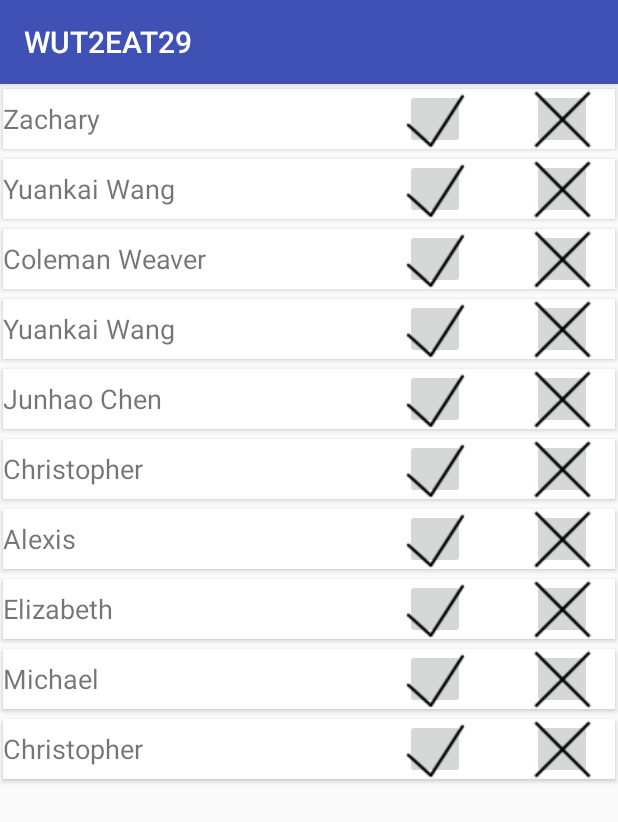
After one commit to LlGOuDaN/WUT2EAT29, an Android app: the fragment InvitationFragment shown on its own in the app's theme, on a phone screen of 412 x 824 dp. The commit adds this screen. Shown: the top 822 px of the screen. Run offline under Robolectric (Android 15) with nearby library versions, the phone set to English and light mode, and no system bars.

Commit message:
Made the Invitation Page
Made recycler views and set adapter

```diff
--- a/Project/app/src/main/java/com/example/l8411/wut2eat29/Activity/MapsActivity.java
+++ b/Project/app/src/main/java/com/example/l8411/wut2eat29/Activity/MapsActivity.java
@@ -187,7 +187,7 @@ public class MapsActivity extends AppCompatActivity implements OnMapReadyCallbac
         }
 
         if (id == R.id.action_Invitation) {
-
+            viewPager.setCurrentItem(4);
             return true;
         }
 
--- /dev/null
+++ b/Project/app/src/main/java/com/example/l8411/wut2eat29/Adapter/InvitationNameAdapter.java
@@ -0,0 +1,100 @@
+package com.example.l8411.wut2eat29.Adapter;
+
+import android.content.Context;
+import android.support.v7.widget.RecyclerView;
+import android.view.LayoutInflater;
+import android.view.View;
+import android.view.ViewGroup;
+import android.widget.TextView;
+
+import com.example.l8411.wut2eat29.R;
+
+import java.util.ArrayList;
+import java.util.Random;
+
+/**
+ * Created by chenj11 on 3/23/2018.
+ */
+
+public class InvitationNameAdapter extends RecyclerView.Adapter<InvitationNameAdapter.ViewHolder> {
+    private Context mContext;
+    private RecyclerView mRecyclerView;
+    final ArrayList<String> mNames = new ArrayList<>();
+    private Random mRandom = new Random();
+    public InvitationNameAdapter(Context context, RecyclerView RV) {
+        mRecyclerView = RV;
+        mContext = context;
+        for (int i = 0; i < 10; i++) {
+            mNames.add(getRandomName());
+
+        }
+    }
+
+
+    private String getRandomName() {
+        String[] names = new String[]{
+                "Junhao Chen", "Yifei Li", "Yilun Wu", "Xin Xiao", "Yuankai Wang",
+                "Coleman Weaver", "", "Hailey", "Alexis", "Elizabeth",
+                "Michael", "Jacob", "Matthew", "Nicholas", "Christopher",
+                "Joseph", "Zachary", "Joshua", "Andrew", "William"
+        };
+        return names[mRandom.nextInt(names.length)];
+    }
+
+
+
+
+
+
+
+    @Override
+    public InvitationNameAdapter.ViewHolder onCreateViewHolder(ViewGroup parent, int viewType) {
+        View itemView = LayoutInflater.from(parent.getContext()).inflate(R.layout.invitation_view,parent,false);
+        return new ViewHolder(itemView);
+    }
+
+    @Override
+    public void onBindViewHolder(InvitationNameAdapter.ViewHolder holder, int position) {
+        String name = mNames.get(position);
+        holder.nameTextView.setText(name);
+    }
+
+
+    @Override
+    public int getItemCount() {
+        return mNames.size();
+    }
+
+
+
+
+    public void addName(){
+        mNames.add(0,getRandomName());
+        notifyItemInserted(0);
+        mRecyclerView.getLayoutManager().scrollToPosition(0);
+
+
+    }
+    public void deleteName(int position) {
+        mNames.remove(position);
+
+        notifyItemRemoved(position);
+    }
+
+    public class ViewHolder extends RecyclerView.ViewHolder{
+        TextView nameTextView;
+
+        public ViewHolder(View view){
+            super(view);
+            view.setOnLongClickListener(new View.OnLongClickListener() {
+                @Override
+                public boolean onLongClick(View view) {
+                    deleteName(getAdapterPosition());
+                    return false;
+                }
+            });
+            nameTextView = (TextView) view.findViewById(R.id.Iname_view);
+
+        }
+    }
+}
--- a/Project/app/src/main/java/com/example/l8411/wut2eat29/Adapter/NavigationPagerAdapter.java
+++ b/Project/app/src/main/java/com/example/l8411/wut2eat29/Adapter/NavigationPagerAdapter.java
@@ -8,6 +8,7 @@ import android.support.v4.app.FragmentPagerAdapter;
 
 import com.example.l8411.wut2eat29.Fragment.AddContactFragment;
 import com.example.l8411.wut2eat29.Fragment.FriendListFragment;
+import com.example.l8411.wut2eat29.Fragment.InvitationFragment;
 import com.example.l8411.wut2eat29.Fragment.ProfileFragment;
 import com.example.l8411.wut2eat29.Model.UserProfile;
 import com.google.android.gms.maps.SupportMapFragment;
@@ -30,6 +31,7 @@ public class NavigationPagerAdapter extends FragmentPagerAdapter {
         String[] top3 = {"Aa", "Bb", "Cc"};
         mList.add(ProfileFragment.newInstance(new UserProfile(001,top3, new ArrayList<String>(), new ArrayList<String>())));
         mList.add(AddContactFragment.newInstance());
+        mList.add(InvitationFragment.newInstance());
     }
 
 
--- /dev/null
+++ b/Project/app/src/main/java/com/example/l8411/wut2eat29/Fragment/InvitationFragment.java
@@ -0,0 +1,116 @@
+package com.example.l8411.wut2eat29.Fragment;
+
+import android.content.Context;
+import android.net.Uri;
+import android.os.Bundle;
+import android.app.Fragment;
+import android.support.v7.widget.LinearLayoutManager;
+import android.support.v7.widget.RecyclerView;
+import android.view.LayoutInflater;
+import android.view.View;
+import android.view.ViewGroup;
+
+import com.example.l8411.wut2eat29.Adapter.FriendsAdapter;
+import com.example.l8411.wut2eat29.Adapter.InvitationNameAdapter;
+import com.example.l8411.wut2eat29.R;
+
+
+/**
+ * A simple {@link Fragment} subclass.
+ * Activities that contain this fragment must implement the
+ * {@link InvitationFragment.OnFragmentInteractionListener} interface
+ * to handle interaction events.
+ * Use the {@link InvitationFragment#newInstance} factory method to
+ * create an instance of this fragment.
+ */
+public class InvitationFragment extends android.support.v4.app.Fragment  {
+    // TODO: Rename parameter arguments, choose names that match
+    // the fragment initialization parameters, e.g. ARG_ITEM_NUMBER
+    private static final String ARG_PARAM1 = "param1";
+    private static final String ARG_PARAM2 = "param2";
+    private InvitationNameAdapter mInvitationAdapter;
+    // TODO: Rename and change types of parameters
+    private String mParam1;
+    private String mParam2;
+
+    private OnFragmentInteractionListener mListener;
+
+    public InvitationFragment() {
+        // Required empty public constructor
+    }
+
+    /**
+     * Use this factory method to create a new instance of
+     * this fragment using the provided parameters.
+     *
+     * @return A new instance of fragment InvitationFragment.
+     */
+    // TODO: Rename and change types and number of parameters
+    public static InvitationFragment newInstance() {
+        InvitationFragment fragment = new InvitationFragment();
+        Bundle args = new Bundle();
+
+        return fragment;
+    }
+
+    @Override
+    public void onCreate(Bundle savedInstanceState) {
+        super.onCreate(savedInstanceState);
+        if (getArguments() != null) {
+            mParam1 = getArguments().getString(ARG_PARAM1);
+            mParam2 = getArguments().getString(ARG_PARAM2);
+        }
+    }
+
+    @Override
+    public View onCreateView(LayoutInflater inflater, ViewGroup container,
+                             Bundle savedInstanceState) {
+        // Inflate the layout for this fragment
+        View invitationNameView =inflater.inflate(R.layout.fragment_invitation, container, false);
+        RecyclerView recyclerView = (RecyclerView) invitationNameView.findViewById(R.id.recycler_view2) ;
+        recyclerView.setLayoutManager(new LinearLayoutManager(getActivity()));
+        recyclerView.setHasFixedSize(true);
+        mInvitationAdapter = new InvitationNameAdapter(getActivity(),recyclerView);
+        recyclerView.setAdapter(mInvitationAdapter);
+        return invitationNameView;
+    }
+
+    // TODO: Rename method, update argument and hook method into UI event
+    public void onButtonPressed(Uri uri) {
+        if (mListener != null) {
+            mListener.onFragmentInteraction(uri);
+        }
+    }
+
+//    @Override
+//    public void onAttach(Context context) {
+//        super.onAttach(context);
+//        if (context instanceof OnFragmentInteractionListener) {
+//            mListener = (OnFragmentInteractionListener) context;
+//        } else {
+//            throw new RuntimeException(context.toString()
+//                    + " must implement OnFragmentInteractionListener");
+//        }
+//    }
+
+    @Override
+    public void onDetach() {
+        super.onDetach();
+        mListener = null;
+    }
+
+    /**
+     * This interface must be implemented by activities that contain this
+     * fragment to allow an interaction in this fragment to be communicated
+     * to the activity and potentially other fragments contained in that
+     * activity.
+     * <p>
+     * See the Android Training lesson <a href=
+     * "http://developer.android.com/training/basics/fragments/communicating.html"
+     * >Communicating with Other Fragments</a> for more information.
+     */
+    public interface OnFragmentInteractionListener {
+        // TODO: Update argument type and name
+        void onFragmentInteraction(Uri uri);
+    }
+}
--- /dev/null
+++ b/Project/app/src/main/res/layout/fragment_invitation.xml
@@ -0,0 +1,20 @@
+<?xml version="1.0" encoding="utf-8"?>
+<android.support.constraint.ConstraintLayout xmlns:android="http://schemas.android.com/apk/res/android"
+    xmlns:app="http://schemas.android.com/apk/res-auto"
+    xmlns:tools="http://schemas.android.com/tools"
+    android:layout_width="match_parent"
+    android:layout_height="match_parent"
+    app:layout_behavior="@string/appbar_scrolling_view_behavior"
+    tools:context="com.example.l8411.wut2eat29.Fragment.InvitationFragment"
+    android:paddingBottom="50dp">
+
+    <android.support.v7.widget.RecyclerView
+        android:layout_width="match_parent"
+        android:layout_height="match_parent"
+        android:id="@+id/recycler_view2"
+        app:layout_constraintBottom_toBottomOf="parent"
+        app:layout_constraintLeft_toLeftOf="parent"
+        app:layout_constraintRight_toRightOf="parent"
+        app:layout_constraintTop_toTopOf="parent" />
+
+</android.support.constraint.ConstraintLayout>
--- /dev/null
+++ b/Project/app/src/main/res/layout/invitation_view.xml
@@ -0,0 +1,42 @@
+<?xml version="1.0" encoding="utf-8"?>
+<android.support.v7.widget.CardView
+    xmlns:android="http://schemas.android.com/apk/res/android"
+    android:layout_width="match_parent"
+    android:layout_height="wrap_content"
+    app:cardCornerRadius="0dp"
+    app:cardUseCompatPadding="true"
+    xmlns:app="http://schemas.android.com/apk/res-auto"
+    >
+    <RelativeLayout
+        android:layout_width="match_parent"
+        android:layout_height="wrap_content">
+
+        <TextView
+            android:id="@+id/Iname_view"
+            android:layout_width="wrap_content"
+            android:layout_height="wrap_content"
+            android:layout_alignParentStart="true"
+            android:layout_centerVertical="true"
+            android:text="@string/invitationcard"
+            android:textSize="18sp" />
+
+        <ImageButton
+            android:id="@+id/imageButtonYes"
+            android:layout_width="40dp"
+            android:layout_height="40dp"
+            android:layout_alignParentEnd="true"
+            android:layout_centerVertical="true"
+            android:layout_marginEnd="100dp"
+            app:srcCompat="@drawable/icons8_checkmark_50" />
+
+        <ImageButton
+            android:id="@+id/imageButtonNo"
+            android:layout_width="40dp"
+            android:layout_height="40dp"
+            android:layout_alignParentEnd="true"
+            android:layout_centerVertical="true"
+            android:layout_marginEnd="15dp"
+            app:srcCompat="@drawable/icons8_delete_50" />
+
+    </RelativeLayout>
+</android.support.v7.widget.CardView>
--- a/Project/app/src/main/res/values/strings.xml
+++ b/Project/app/src/main/res/values/strings.xml
@@ -4,7 +4,7 @@
     <string name="title_dashboard">Dashboard</string>
     <string name="title_notifications">Notifications</string>
 
-    <!-- TODO: Remove or change this placeholder text -->
+    <string name="invitationcard">%s send you an invitation</string>
     <string name="hello_blank_fragment">Hello blank fragment</string>
     <string name="title_activity_maps">Map</string>
     <string name="add_contact">Add Contact</string>
```
Also changed, not shown: Project/app/src/main/res/drawable-v24/icons8_checkmark_50.png (added), Project/app/src/main/res/drawable-v24/icons8_delete_50.png (added), Project/app/src/main/res/layout/fragment_friend_list.xml (indentation only).
